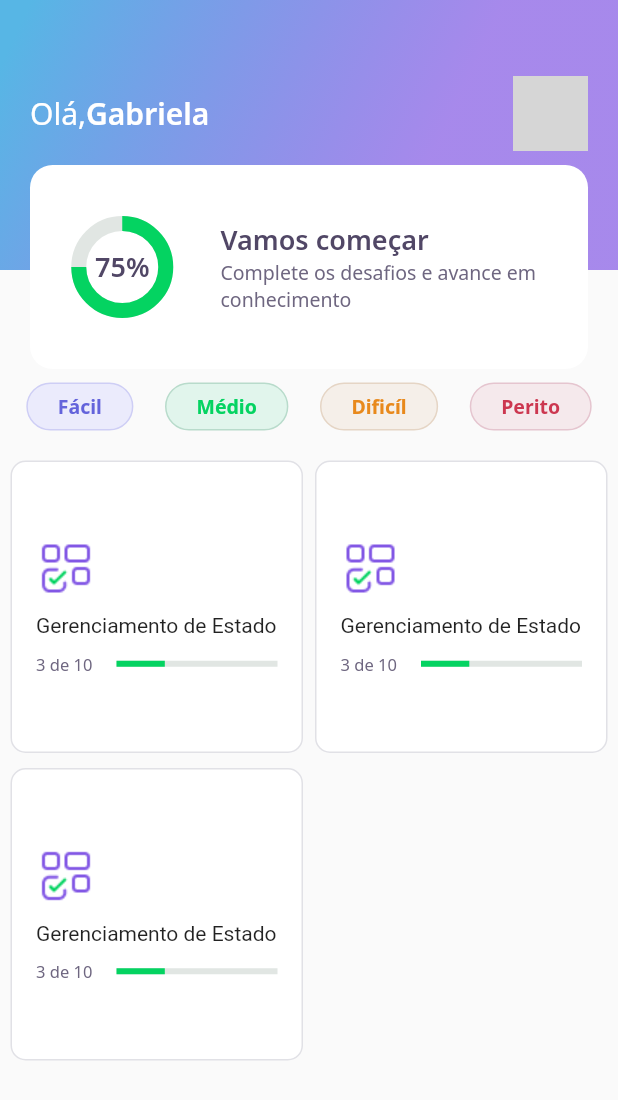
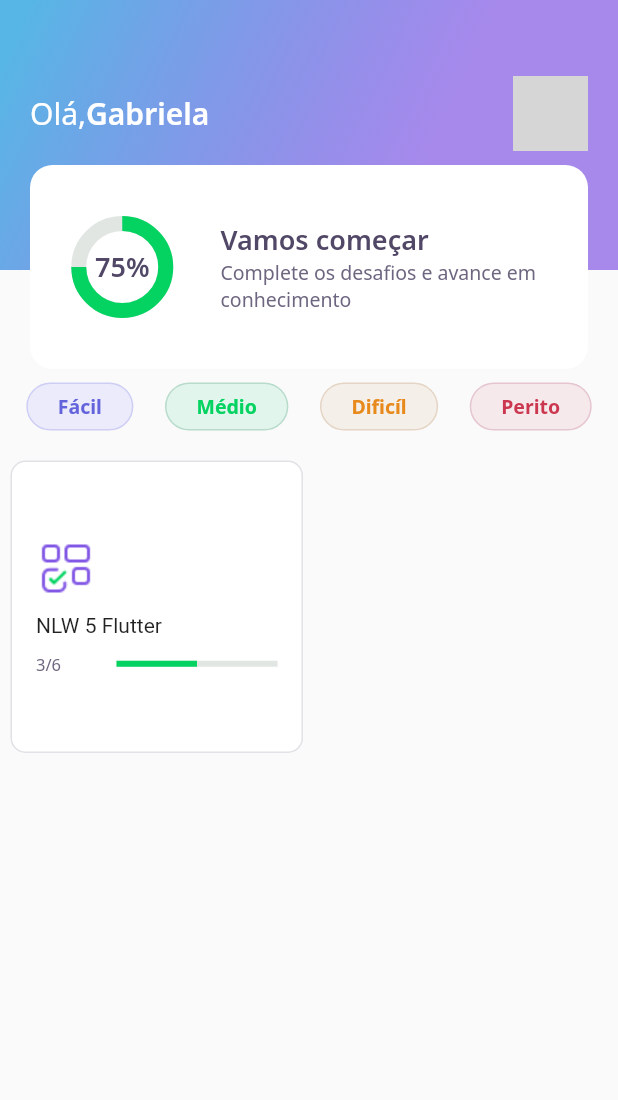
Before and after one commit to JoaoNascSilva/nlw_trilha_flutter, a Flutter app: the HomePage screen opened directly, on a phone screen of 412 x 824 dp. Shown: the top 1100 px of the screen. Run offline on Flutter 3.47's test engine with Material 2 defaults, Android fonts, the phone set to English and light mode, and no system bars; our stand-ins replace google_fonts; accounts and stored records are empty; network calls fail; grey boxes are pictures that could not be loaded.

Commit message:
aula 03
aula 03

```diff
--- /dev/null
+++ b/nlw_trilha_flutter/assets/database/user.json
@@ -0,0 +1,6 @@
+{
+    "name": "Gabriela",
+    "score": 75,
+    "photoUrl": "https://avatars.githubusercontent.com/u/61892998?s=400&u=f1568500cd9e67505a5f848a6862084439a5ff6a&v=4"
+
+}
--- a/nlw_trilha_flutter/lib/app/features/challenge/presenter/widgets/question_indicator/question_indicator.dart
+++ b/nlw_trilha_flutter/lib/app/features/challenge/presenter/widgets/question_indicator/question_indicator.dart
@@ -1,5 +1,5 @@
 import 'package:DevQuiz/core/core.dart';
-import 'package:DevQuiz/core/widgets/progress_indicator_widget.dart';
+import 'package:DevQuiz/core/shared/widgets/progress_indicator_widget.dart';
 import 'package:flutter/material.dart';
 
 class QuestionIndicatorWidget extends StatelessWidget {
--- /dev/null
+++ b/nlw_trilha_flutter/lib/app/features/home/presenter/home_controller.dart
@@ -0,0 +1,41 @@
+import 'package:DevQuiz/app/features/home/presenter/home_state.dart';
+import 'package:DevQuiz/app/features/home/repository/home_repository.dart';
+import 'package:DevQuiz/core/shared/models/quizz_model.dart';
+import 'package:DevQuiz/core/shared/models/user_model.dart';
+import 'package:flutter/material.dart';
+
+class HomeController {
+  ValueNotifier<HomeState> stateNotifier = ValueNotifier(HomeState.empty);
+
+  set state(HomeState state) => stateNotifier.value = state;
+
+  HomeState get state => stateNotifier.value;
+
+  UserModel? _user;
+  UserModel? get user => _user;
+
+  List<QuizzModel>? _quizzes;
+  List<QuizzModel>? get quizzes => _quizzes;
+
+  final _homeRepository = HomeRepository();
+
+  void getUser() async {
+    state = HomeState.loading;
+    _homeRepository.getUser().then((user) {
+      _user = user;
+      state = HomeState.success;
+    }).catchError((e) {
+      state = HomeState.error;
+    });
+  }
+
+  void getQuizzes() async {
+    state = HomeState.loading;
+    _homeRepository.getQuizzes().then((quizzes) {
+      _quizzes = quizzes;
+      state = HomeState.success;
+    }).catchError((e) {
+      state = HomeState.error;
+    });
+  }
+}
--- /dev/null
+++ b/nlw_trilha_flutter/lib/app/features/home/presenter/home_page.dart
@@ -0,0 +1,89 @@
+import 'package:DevQuiz/app/features/home/presenter/home_controller.dart';
+import 'package:DevQuiz/app/features/home/presenter/home_state.dart';
+import 'package:DevQuiz/app/features/home/presenter/widgets/appbar/appbar_widget.dart';
+import 'package:DevQuiz/app/features/home/presenter/widgets/level_button/level_button_widget.dart';
+import 'package:DevQuiz/app/features/home/presenter/widgets/quizz_card/quizz_card_widget.dart';
+import 'package:DevQuiz/core/app_colors.dart';
+import 'package:flutter/material.dart';
+
+class HomePage extends StatefulWidget {
+  @override
+  _HomePageState createState() => _HomePageState();
+}
+
+class _HomePageState extends State<HomePage> {
+  final _homeController = HomeController();
+
+  @override
+  void initState() {
+    super.initState();
+    _homeController.getUser();
+    _homeController.getQuizzes();
+    _homeController.stateNotifier.addListener(() {
+      setState(() {});
+    });
+  }
+
+  @override
+  Widget build(BuildContext context) {
+    if (_homeController.state == HomeState.error) {
+      return Scaffold(
+        body: Center(
+          child: Text('Algo de errado não está certo, tente novamente :('),
+        ),
+      );
+    }
+
+    if (_homeController.state == HomeState.loading) {
+      return Scaffold(
+        body: Center(
+          child: Column(
+            mainAxisAlignment: MainAxisAlignment.center,
+            crossAxisAlignment: CrossAxisAlignment.center,
+            children: [
+              Text('Só mais um minutinho que ja vai carregar!'),
+              SizedBox(height: 20),
+              CircularProgressIndicator(
+                backgroundColor: AppColors.lightGreen,
+                valueColor: AlwaysStoppedAnimation<Color>(AppColors.purple),
+              ),
+            ],
+          ),
+        ),
+      );
+    }
+
+    return Scaffold(
+      appBar: AppBarWidget(
+        user: _homeController.user!,
+      ),
+      body: Padding(
+        padding: const EdgeInsets.only(top: 75.0, left: 7, right: 7),
+        child: Column(
+          children: [
+            RowLevelButtonWidget(),
+            SizedBox(height: 20),
+            Expanded(
+              child: GridView.count(
+                crossAxisCount: 2,
+                mainAxisSpacing: 10,
+                crossAxisSpacing: 8,
+                children: _homeController.quizzes!
+                    .map(
+                      (quizz) => QuizzCardWidget(
+                        title: quizz.title,
+                        completed:
+                            "${quizz.questionAnswered}/${quizz.questions.length}",
+                        valuePercent:
+                            quizz.questionAnswered / quizz.questions.length,
+                      ),
+                    )
+                    .toList(),
+              ),
+            ),
+          ],
+        ),
+      ),
+    );
+  }
+}
--- /dev/null
+++ b/nlw_trilha_flutter/lib/app/features/home/presenter/home_state.dart
@@ -0,0 +1 @@
+enum HomeState { success, loading, error, empty }
--- a/nlw_trilha_flutter/lib/app/features/home/presenter/pages/home_page.dart
+++ /dev/null
@@ -1,39 +0,0 @@
-import 'package:DevQuiz/app/features/home/presenter/widgets/appbar/appbar_widget.dart';
-import 'package:DevQuiz/app/features/home/presenter/widgets/level_button/level_button_widget.dart';
-import 'package:DevQuiz/app/features/home/presenter/widgets/quizz_card/quizz_card_widget.dart';
-import 'package:flutter/material.dart';
-
-class HomePage extends StatefulWidget {
-  @override
-  _HomePageState createState() => _HomePageState();
-}
-
-class _HomePageState extends State<HomePage> {
-  @override
-  Widget build(BuildContext context) {
-    return Scaffold(
-      appBar: AppBarWidget(),
-      body: Padding(
-        padding: const EdgeInsets.only(top: 75.0, left: 7, right: 7),
-        child: Column(
-          children: [
-            RowLevelButtonWidget(),
-            SizedBox(height: 20),
-            Expanded(
-              child: GridView.count(
-                crossAxisCount: 2,
-                mainAxisSpacing: 10,
-                crossAxisSpacing: 8,
-                children: [
-                  QuizzCardWidget(),
-                  QuizzCardWidget(),
-                  QuizzCardWidget(),
-                ],
-              ),
-            ),
-          ],
-        ),
-      ),
-    );
-  }
-}
--- a/nlw_trilha_flutter/lib/app/features/home/presenter/widgets/appbar/appbar_widget.dart
+++ b/nlw_trilha_flutter/lib/app/features/home/presenter/widgets/appbar/appbar_widget.dart
@@ -1,9 +1,11 @@
 import 'package:DevQuiz/app/features/home/presenter/widgets/score_card/score_card_widget.dart';
 import 'package:DevQuiz/core/core.dart';
+import 'package:DevQuiz/core/shared/models/user_model.dart';
 import 'package:flutter/material.dart';
 
 class AppBarWidget extends PreferredSize {
-  AppBarWidget()
+  final UserModel user;
+  AppBarWidget({required this.user})
       : super(
           preferredSize: Size.fromHeight(205),
           child: Container(
@@ -26,7 +28,7 @@ class AppBarWidget extends PreferredSize {
                           style: AppTextStyles.title,
                           children: [
                             TextSpan(
-                              text: 'Gabriela',
+                              text: user.name,
                               style: AppTextStyles.titleBold,
                             )
                           ],
@@ -39,7 +41,7 @@ class AppBarWidget extends PreferredSize {
                           borderRadius: BorderRadius.circular(10),
                           image: DecorationImage(
                             image: NetworkImage(
-                              'https://avatars.githubusercontent.com/u/61892998?s=400&u=f1568500cd9e67505a5f848a6862084439a5ff6a&v=4',
+                              user.photoUrl,
                             ),
                           ),
                         ),
--- a/nlw_trilha_flutter/lib/app/features/home/presenter/widgets/quizz_card/quizz_card_widget.dart
+++ b/nlw_trilha_flutter/lib/app/features/home/presenter/widgets/quizz_card/quizz_card_widget.dart
@@ -1,9 +1,19 @@
-import 'package:DevQuiz/core/core.dart';
-import 'package:DevQuiz/core/widgets/progress_indicator_widget.dart';
 import 'package:flutter/material.dart';
 
+import 'package:DevQuiz/core/core.dart';
+import 'package:DevQuiz/core/shared/widgets/progress_indicator_widget.dart';
+
 class QuizzCardWidget extends StatelessWidget {
-  const QuizzCardWidget({Key? key}) : super(key: key);
+  final String title;
+  final String completed;
+  final double valuePercent;
+
+  const QuizzCardWidget({
+    Key? key,
+    required this.title,
+    required this.completed,
+    required this.valuePercent,
+  }) : super(key: key);
 
   @override
   Widget build(BuildContext context) {
@@ -26,18 +36,18 @@ class QuizzCardWidget extends StatelessWidget {
             child: Image.asset(AppImages.blocks),
           ),
           SizedBox(height: 10),
-          Text('Gerenciamento de Estado'),
+          Text(title),
           SizedBox(height: 10),
           Row(
             children: [
               Expanded(
                 flex: 1,
-                child: Text('3 de 10', style: AppTextStyles.body11),
+                child: Text(completed, style: AppTextStyles.body11),
               ),
               Expanded(
                 flex: 2,
                 child: ProgresIndicatorWidget(
-                  value: 0.3,
+                  value: valuePercent,
                 ),
               )
             ],
--- a/nlw_trilha_flutter/lib/core/app_widget.dart
+++ b/nlw_trilha_flutter/lib/core/app_widget.dart
@@ -1,4 +1,4 @@
-import 'package:DevQuiz/app/features/challenge/presenter/pages/challenge_page.dart';
+import 'package:DevQuiz/app/features/home/presenter/home_page.dart';
 import 'package:flutter/material.dart';
 
 class AppWidget extends StatelessWidget {
@@ -6,7 +6,8 @@ class AppWidget extends StatelessWidget {
   Widget build(BuildContext context) {
     return MaterialApp(
       title: "DevQuiz",
-      home: ChallengePage(),
+      home: HomePage(),
+      debugShowCheckedModeBanner: false,
     );
   }
 }
--- /dev/null
+++ b/nlw_trilha_flutter/lib/core/shared/models/quizz_model.dart
@@ -0,0 +1,65 @@
+import 'dart:convert';
+
+import 'package:DevQuiz/core/shared/models/question_model.dart';
+
+enum Level { facil, medio, dificil, perito }
+
+extension LevelStringExt on String {
+  Level get levelParse => {
+        "facil": Level.facil,
+        "medio": Level.medio,
+        "dificil": Level.dificil,
+        "perito": Level.perito
+      }[this]!;
+}
+
+extension LevelExt on Level {
+  String get parse => {
+        Level.facil: "facil",
+        Level.medio: "medio",
+        Level.dificil: "dificil",
+        Level.perito: "perito",
+      }[this]!;
+}
+
+class QuizzModel {
+  final String title;
+  final List<QuestionModel> questions;
+  final String imagem;
+  final Level level;
+  final int questionAnswered;
+
+  QuizzModel({
+    required this.title,
+    required this.questions,
+    required this.imagem,
+    required this.level,
+    this.questionAnswered = 0,
+  });
+
+  Map<String, dynamic> toMap() {
+    return {
+      'title': title,
+      'questions': questions.map((x) => x.toMap()).toList(),
+      'imagem': imagem,
+      'level': level.parse,
+      'questionAnswered': questionAnswered,
+    };
+  }
+
+  factory QuizzModel.fromMap(Map<String, dynamic> map) {
+    return QuizzModel(
+      title: map['title'],
+      questions: List<QuestionModel>.from(
+          map['questions']?.map((x) => QuestionModel.fromMap(x))),
+      imagem: map['imagem'],
+      level: map['level'].toString().levelParse,
+      questionAnswered: map['questionAnswered'],
+    );
+  }
+
+  String toJson() => json.encode(toMap());
+
+  factory QuizzModel.fromJson(String source) =>
+      QuizzModel.fromMap(json.decode(source));
+}
--- /dev/null
+++ b/nlw_trilha_flutter/lib/core/shared/models/user_model.dart
@@ -0,0 +1,34 @@
+import 'dart:convert';
+
+class UserModel {
+  final String name;
+  final String photoUrl;
+  final int score;
+
+  UserModel({
+    required this.name,
+    required this.photoUrl,
+    this.score = 0,
+  });
+
+  Map<String, dynamic> toMap() {
+    return {
+      'name': name,
+      'photoUrl': photoUrl,
+      'score': score,
+    };
+  }
+
+  factory UserModel.fromMap(Map<String, dynamic> map) {
+    return UserModel(
+      name: map['name'],
+      photoUrl: map['photoUrl'],
+      score: map['score'],
+    );
+  }
+
+  String toJson() => json.encode(toMap());
+
+  factory UserModel.fromJson(String source) =>
+      UserModel.fromMap(json.decode(source));
+}
--- a/nlw_trilha_flutter/lib/core/widgets/progress_indicator_widget.dart
+++ b/nlw_trilha_flutter/lib/core/shared/widgets/progress_indicator_widget.dart
@@ -1,6 +1,6 @@
 import 'package:flutter/material.dart';
 
-import '../app_colors.dart';
+import '../../app_colors.dart';
 
 class ProgresIndicatorWidget extends StatelessWidget {
   final double value;
--- a/nlw_trilha_flutter/pubspec.yaml
+++ b/nlw_trilha_flutter/pubspec.yaml
@@ -18,5 +18,6 @@ dev_dependencies:
 flutter:
   assets:
     - assets/images/
+    - assets/database/
 
   uses-material-design: true
```
Also changed, not shown: nlw_trilha_flutter/assets/database/quizzes.json (added, +64 -0 lines), nlw_trilha_flutter/lib/app/features/home/repository/home_repository.dart (added, +20 -0 lines), nlw_trilha_flutter/lib/core/shared/models/awnser_widget.dart (added, +30 -0 lines), nlw_trilha_flutter/lib/core/shared/models/question_model.dart (added, +33 -0 lines), 1 other file.
